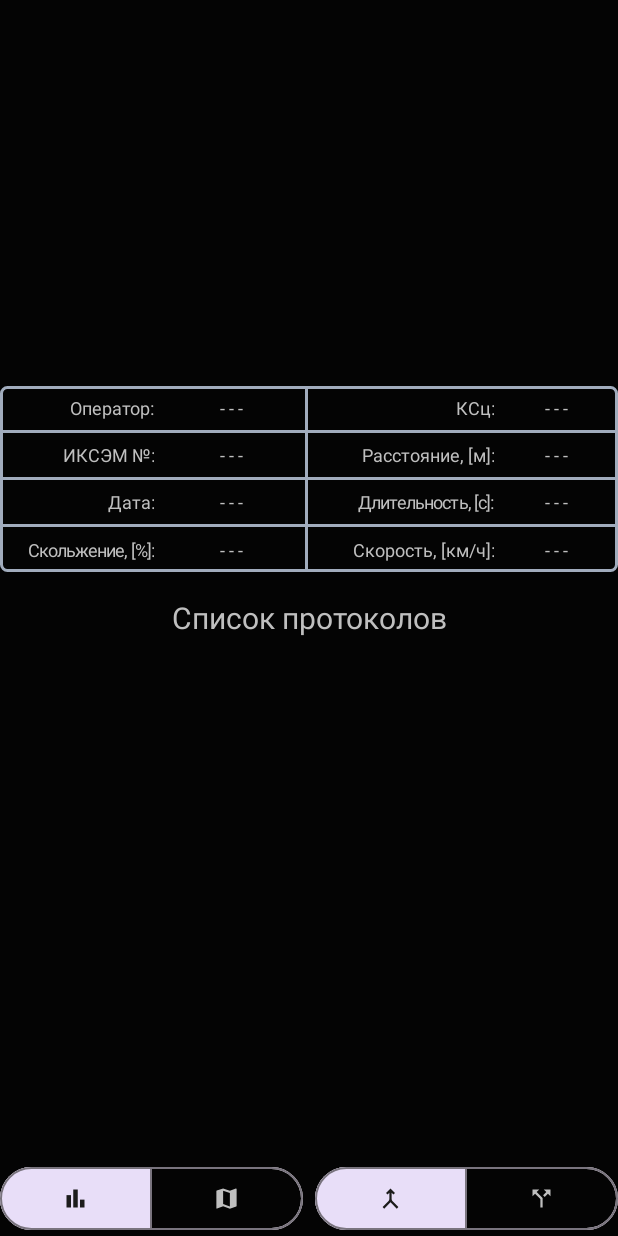
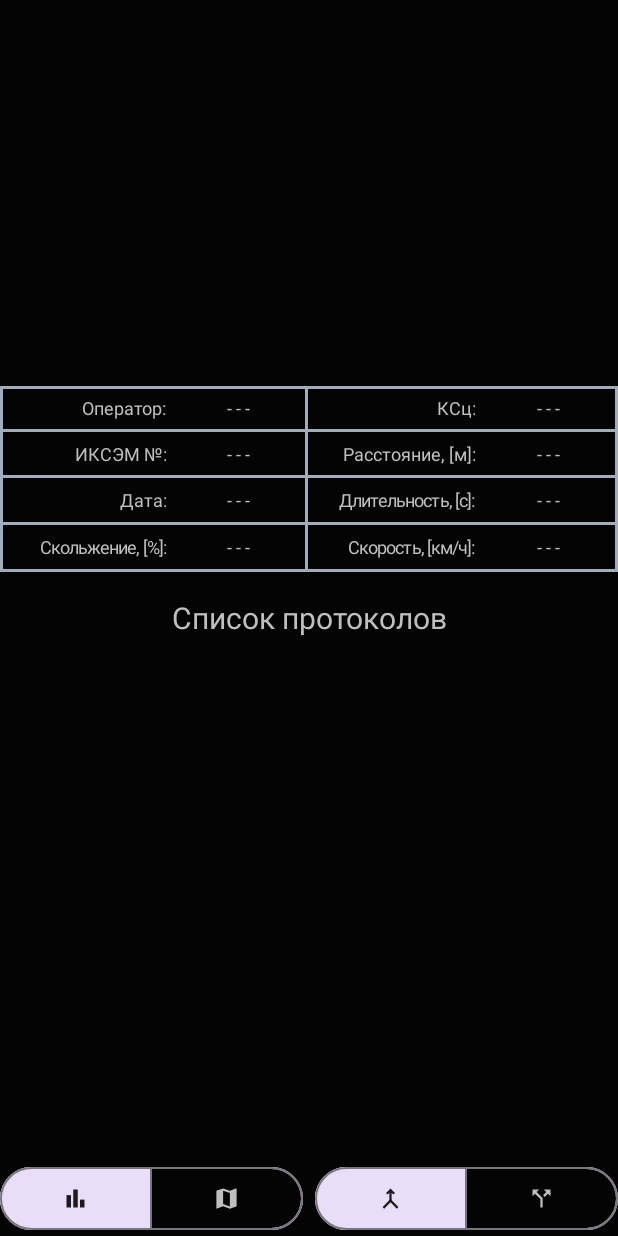
Before and after one commit to mkopichev/iksem_new, an Android app: the fragment ProtocolsFragment shown on its own in the app's theme, on a phone screen of 412 x 824 dp. Run offline under Robolectric (Android 15) with nearby library versions, the phone set to English and light mode, and no system bars.

Commit message:
minor layout improvements

```diff
--- a/iksem_software/app/src/main/res/layout/fragment_protocols.xml
+++ b/iksem_software/app/src/main/res/layout/fragment_protocols.xml
@@ -35,7 +35,7 @@
         android:id="@+id/protocols_info_area"
         android:layout_width="match_parent"
         android:layout_height="0dp"
-        android:background="@drawable/box_rounded_framed"
+        android:background="@drawable/box_all_side_framed"
         android:gravity="center"
         android:padding="0dp"
         app:layout_constrainedHeight="true"
@@ -54,9 +54,10 @@
                 style="@style/header_text_3"
                 android:layout_width="0dp"
                 android:layout_height="match_parent"
-                android:layout_weight="0.5"
+                android:layout_weight="0.55"
                 android:background="@drawable/box_b_side_framed"
                 android:gravity="center_vertical|end"
+                android:paddingHorizontal="2dp"
                 android:text="@string/protocols_info_operator" />
 
             <TextView
@@ -64,9 +65,10 @@
                 style="@style/header_text_3"
                 android:layout_width="0dp"
                 android:layout_height="match_parent"
-                android:layout_weight="0.5"
+                android:layout_weight="0.45"
                 android:background="@drawable/box_br_side_framed"
                 android:gravity="center"
+                android:lines="1"
                 android:paddingHorizontal="@dimen/activity_horizontal_margin"
                 android:text="@string/unknown_value" />
 
@@ -74,9 +76,10 @@
                 style="@style/header_text_3"
                 android:layout_width="0dp"
                 android:layout_height="match_parent"
-                android:layout_weight="0.6"
+                android:layout_weight="0.55"
                 android:background="@drawable/box_b_side_framed"
                 android:gravity="center_vertical|end"
+                android:paddingHorizontal="2dp"
                 android:text="@string/protocols_info_average_friction" />
 
             <TextView
@@ -84,8 +87,8 @@
                 style="@style/header_text_3"
                 android:layout_width="0dp"
                 android:layout_height="match_parent"
-                android:layout_weight="0.4"
-                android:background="@drawable/box_b_side_framed"
+                android:layout_weight="0.45"
+                android:background="@drawable/box_br_side_framed"
                 android:gravity="center"
                 android:paddingHorizontal="@dimen/activity_horizontal_margin"
                 android:text="@string/unknown_value" />
@@ -101,9 +104,10 @@
                 style="@style/header_text_3"
                 android:layout_width="0dp"
                 android:layout_height="match_parent"
-                android:layout_weight="0.5"
+                android:layout_weight="0.55"
                 android:background="@drawable/box_b_side_framed"
                 android:gravity="center_vertical|end"
+                android:paddingHorizontal="2dp"
                 android:text="@string/protocols_info_iksem_number" />
 
             <TextView
@@ -111,7 +115,7 @@
                 style="@style/header_text_3"
                 android:layout_width="0dp"
                 android:layout_height="match_parent"
-                android:layout_weight="0.5"
+                android:layout_weight="0.45"
                 android:background="@drawable/box_br_side_framed"
                 android:gravity="center"
                 android:paddingHorizontal="@dimen/activity_horizontal_margin"
@@ -121,9 +125,10 @@
                 style="@style/header_text_3"
                 android:layout_width="0dp"
                 android:layout_height="match_parent"
-                android:layout_weight="0.6"
+                android:layout_weight="0.55"
                 android:background="@drawable/box_b_side_framed"
                 android:gravity="center_vertical|end"
+                android:paddingHorizontal="2dp"
                 android:text="@string/protocols_info_distance" />
 
             <TextView
@@ -131,8 +136,8 @@
                 style="@style/header_text_3"
                 android:layout_width="0dp"
                 android:layout_height="match_parent"
-                android:layout_weight="0.4"
-                android:background="@drawable/box_b_side_framed"
+                android:layout_weight="0.45"
+                android:background="@drawable/box_br_side_framed"
                 android:gravity="center"
                 android:paddingHorizontal="@dimen/activity_horizontal_margin"
                 android:text="@string/unknown_value" />
@@ -148,9 +153,10 @@
                 style="@style/header_text_3"
                 android:layout_width="0dp"
                 android:layout_height="match_parent"
-                android:layout_weight="0.5"
+                android:layout_weight="0.55"
                 android:background="@drawable/box_b_side_framed"
                 android:gravity="center_vertical|end"
+                android:paddingHorizontal="2dp"
                 android:text="@string/protocols_info_date" />
 
             <TextView
@@ -158,7 +164,7 @@
                 style="@style/header_text_3"
                 android:layout_width="0dp"
                 android:layout_height="match_parent"
-                android:layout_weight="0.5"
+                android:layout_weight="0.45"
                 android:background="@drawable/box_br_side_framed"
                 android:gravity="center"
                 android:paddingHorizontal="@dimen/activity_horizontal_margin"
@@ -168,10 +174,11 @@
                 style="@style/header_text_3"
                 android:layout_width="0dp"
                 android:layout_height="match_parent"
-                android:layout_weight="0.6"
+                android:layout_weight="0.55"
                 android:background="@drawable/box_b_side_framed"
                 android:gravity="center_vertical|end"
                 android:letterSpacing="-0.05"
+                android:paddingHorizontal="2dp"
                 android:text="@string/protocols_info_time" />
 
             <TextView
@@ -179,8 +186,8 @@
                 style="@style/header_text_3"
                 android:layout_width="0dp"
                 android:layout_height="match_parent"
-                android:layout_weight="0.4"
-                android:background="@drawable/box_b_side_framed"
+                android:layout_weight="0.45"
+                android:background="@drawable/box_br_side_framed"
                 android:gravity="center"
                 android:paddingHorizontal="@dimen/activity_horizontal_margin"
                 android:text="@string/unknown_value" />
@@ -196,9 +203,11 @@
                 style="@style/header_text_3"
                 android:layout_width="0dp"
                 android:layout_height="match_parent"
-                android:layout_weight="0.5"
+                android:layout_weight="0.55"
+                android:background="@drawable/box_b_side_framed"
                 android:gravity="center_vertical|end"
                 android:letterSpacing="-0.05"
+                android:paddingHorizontal="2dp"
                 android:text="@string/protocols_info_slip_ratio" />
 
             <TextView
@@ -206,8 +215,8 @@
                 style="@style/header_text_3"
                 android:layout_width="0dp"
                 android:layout_height="match_parent"
-                android:layout_weight="0.5"
-                android:background="@drawable/box_r_side_framed"
+                android:layout_weight="0.45"
+                android:background="@drawable/box_br_side_framed"
                 android:gravity="center"
                 android:paddingHorizontal="@dimen/activity_horizontal_margin"
                 android:text="@string/unknown_value" />
@@ -216,8 +225,11 @@
                 style="@style/header_text_3"
                 android:layout_width="0dp"
                 android:layout_height="match_parent"
-                android:layout_weight="0.6"
+                android:layout_weight="0.55"
+                android:background="@drawable/box_b_side_framed"
                 android:gravity="center_vertical|end"
+                android:letterSpacing="-0.05"
+                android:paddingHorizontal="2dp"
                 android:text="@string/protocols_info_average_velocity" />
 
             <TextView
@@ -225,7 +237,8 @@
                 style="@style/header_text_3"
                 android:layout_width="0dp"
                 android:layout_height="match_parent"
-                android:layout_weight="0.4"
+                android:layout_weight="0.45"
+                android:background="@drawable/box_br_side_framed"
                 android:gravity="center"
                 android:paddingHorizontal="@dimen/activity_horizontal_margin"
                 android:text="@string/unknown_value" />
```
